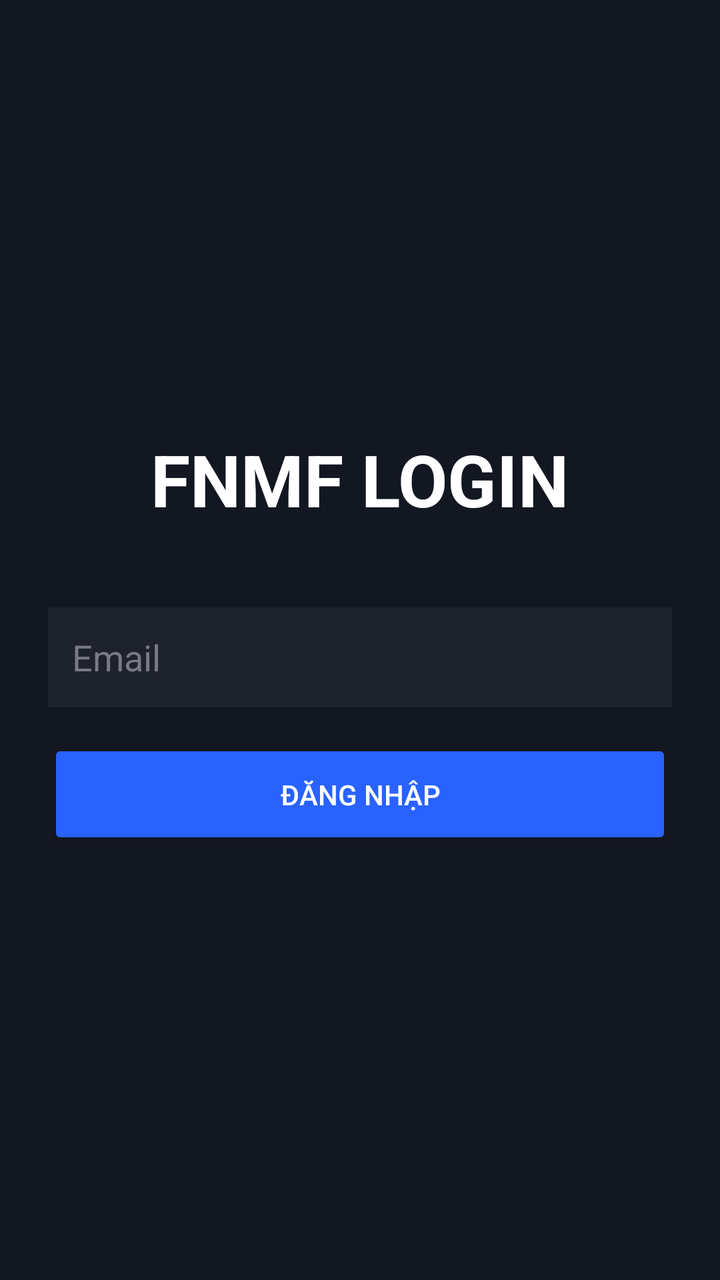
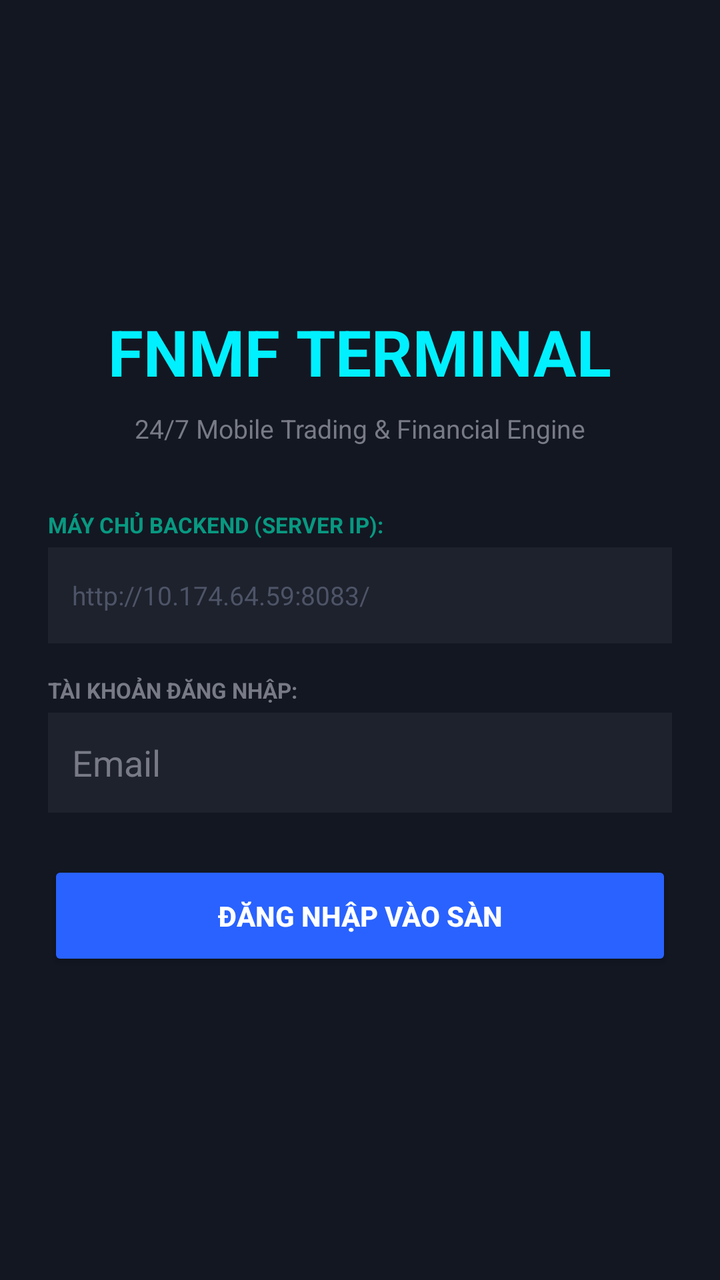

An Android layout rendered at two revisions. The XML below is the earlier revision; the diff shows what the commit changed to produce the second picture.
<!-- AndroidManifest.xml: application theme Theme.NHUMONGLENH -->
<!-- res/layout/layout_activity1.xml -->
<?xml version="1.0" encoding="utf-8"?>
<LinearLayout xmlns:android="http://schemas.android.com/apk/res/android"
    android:layout_width="match_parent"
    android:layout_height="match_parent"
    android:orientation="vertical"
    android:padding="24dp"
    android:background="#131722"
    android:gravity="center">

    <TextView
        android:layout_width="wrap_content"
        android:layout_height="wrap_content"
        android:text="FNMF LOGIN"
        android:textColor="#FFFFFF"
        android:textSize="36sp"
        android:textStyle="bold"
        android:layout_marginBottom="40dp"/>

    <EditText
        android:id="@+id/etEmail"
        android:layout_width="match_parent"
        android:layout_height="50dp"
        android:hint="Email"
        android:textColorHint="#787B86"
        android:textColor="#FFFFFF"
        android:background="#1E222D"
        android:padding="12dp"
        android:layout_marginBottom="16dp"/>

    <Button
        android:id="@+id/btnLogin"
        android:layout_width="match_parent"
        android:layout_height="55dp"
        android:text="Đăng Nhập"
        android:backgroundTint="#2962FF"
        android:textColor="#FFFFFF"/>
</LinearLayout>
<!-- resources referenced by this layout -->
<resources>
  <style name="Theme.NHUMONGLENH" parent="Theme.MaterialComponents.DayNight.DarkActionBar">
          
          <item name="colorPrimary">@color/purple_500</item>
          <item name="colorPrimaryVariant">@color/purple_700</item>
          <item name="colorOnPrimary">@color/white</item>
          
          <item name="colorSecondary">@color/teal_200</item>
          <item name="colorSecondaryVariant">@color/teal_700</item>
          <item name="colorOnSecondary">@color/black</item>
          
          <item name="android:statusBarColor">?attr/colorPrimaryVariant</item>
          
      </style>
  <color name="purple_500">#FF6200EE</color>
  <color name="purple_700">#FF3700B3</color>
  <color name="white">#FFFFFFFF</color>
  <color name="teal_200">#FF03DAC5</color>
  <color name="teal_700">#FF018786</color>
  <color name="black">#FF000000</color>
</resources>

<!-- the commit's change to res/layout/layout_activity1.xml (unified diff, before → after) -->
@@ -10,11 +10,49 @@
     <TextView
         android:layout_width="wrap_content"
         android:layout_height="wrap_content"
-        android:text="FNMF LOGIN"
-        android:textColor="#FFFFFF"
-        android:textSize="36sp"
+        android:text="FNMF TERMINAL"
+        android:textColor="#00F0FF"
+        android:textSize="32sp"
         android:textStyle="bold"
-        android:layout_marginBottom="40dp"/>
+        android:layout_marginBottom="8dp"/>
+
+    <TextView
+        android:layout_width="wrap_content"
+        android:layout_height="wrap_content"
+        android:text="24/7 Mobile Trading &amp; Financial Engine"
+        android:textColor="#787B86"
+        android:textSize="13sp"
+        android:layout_marginBottom="32dp"/>
+
+    <TextView
+        android:layout_width="match_parent"
+        android:layout_height="wrap_content"
+        android:text="MÁY CHỦ BACKEND (SERVER IP):"
+        android:textColor="#089981"
+        android:textSize="11sp"
+        android:textStyle="bold"
+        android:layout_marginBottom="4dp"/>
+
+    <EditText
+        android:id="@+id/etServerUrl"
+        android:layout_width="match_parent"
+        android:layout_height="48dp"
+        android:hint="http://10.174.64.59:8083/"
+        android:textColorHint="#4E5467"
+        android:textColor="#00F0FF"
+        android:background="#1E222D"
+        android:padding="12dp"
+        android:textSize="13sp"
+        android:layout_marginBottom="16dp"/>
+
+    <TextView
+        android:layout_width="match_parent"
+        android:layout_height="wrap_content"
+        android:text="TÀI KHOẢN ĐĂNG NHẬP:"
+        android:textColor="#787B86"
+        android:textSize="11sp"
+        android:textStyle="bold"
+        android:layout_marginBottom="4dp"/>
 
     <EditText
         android:id="@+id/etEmail"
@@ -25,13 +63,14 @@
         android:textColor="#FFFFFF"
         android:background="#1E222D"
         android:padding="12dp"
-        android:layout_marginBottom="16dp"/>
+        android:layout_marginBottom="24dp"/>
 
     <Button
         android:id="@+id/btnLogin"
         android:layout_width="match_parent"
         android:layout_height="55dp"
-        android:text="Đăng Nhập"
+        android:text="ĐĂNG NHẬP VÀO SÀN"
         android:backgroundTint="#2962FF"
+        android:textStyle="bold"
         android:textColor="#FFFFFF"/>
 </LinearLayout>
